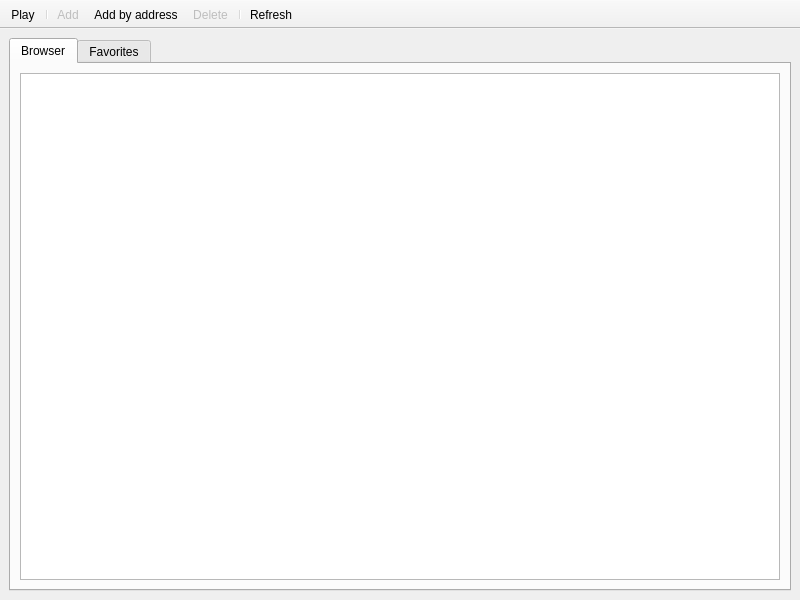
OpenMW/openmw, file files/tes3mp/ui/Main.ui: the form before one commit.
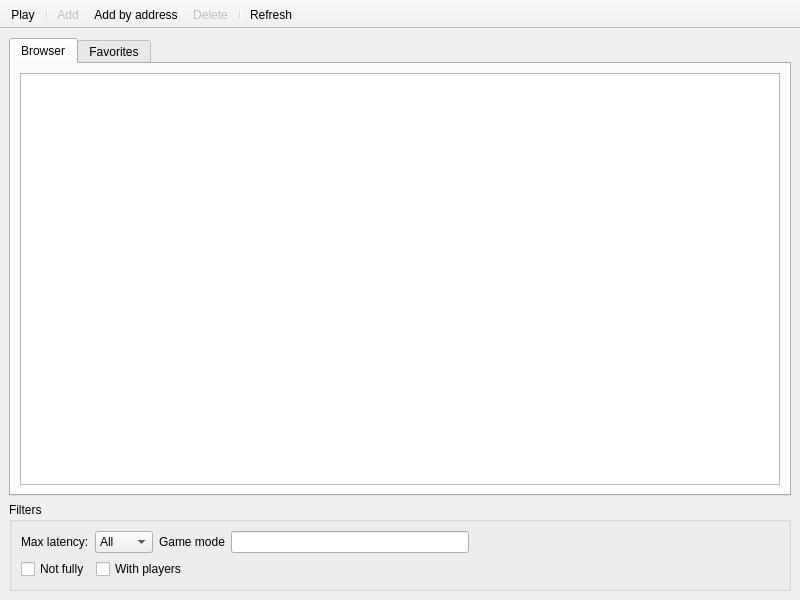
The form after the commit.

Commit message: [Browser] Add filters to UI

Diff of the .ui file:
```diff
--- a/files/tes3mp/ui/Main.ui
+++ b/files/tes3mp/ui/Main.ui
@@ -14,7 +14,7 @@
    <string>MainWindow</string>
   </property>
   <widget class="QWidget" name="centralwidget">
-   <layout class="QHBoxLayout" name="horizontalLayout">
+   <layout class="QVBoxLayout" name="verticalLayout">
     <item>
      <widget class="QTabWidget" name="tabWidget">
       <property name="currentIndex">
@@ -68,6 +68,122 @@
       </widget>
      </widget>
     </item>
+    <item>
+     <widget class="QGroupBox" name="groupBoxFilters">
+      <property name="title">
+       <string>Filters</string>
+      </property>
+      <layout class="QVBoxLayout" name="verticalLayout_2">
+       <item>
+        <layout class="QHBoxLayout" name="horizontalLayout_6">
+         <item>
+          <layout class="QHBoxLayout" name="horizontalLayout">
+           <item>
+            <widget class="QLabel" name="lblMaxLatency">
+             <property name="text">
+              <string>Max latency:</string>
+             </property>
+            </widget>
+           </item>
+           <item>
+            <widget class="QComboBox" name="comboLatency">
+             <item>
+              <property name="text">
+               <string>All</string>
+              </property>
+             </item>
+             <item>
+              <property name="text">
+               <string>&lt;50</string>
+              </property>
+             </item>
+             <item>
+              <property name="text">
+               <string>&lt;100</string>
+              </property>
+             </item>
+             <item>
+              <property name="text">
+               <string>&lt;150</string>
+              </property>
+             </item>
+             <item>
+              <property name="text">
+               <string>&lt;200</string>
+              </property>
+             </item>
+             <item>
+              <property name="text">
+               <string>&lt;250</string>
+              </property>
+             </item>
+            </widget>
+           </item>
+          </layout>
+         </item>
+         <item>
+          <layout class="QHBoxLayout" name="horizontalLayout_5">
+           <item>
+            <widget class="QLabel" name="lblGameMode">
+             <property name="text">
+              <string>Game mode</string>
+             </property>
+            </widget>
+           </item>
+           <item>
+            <widget class="QLineEdit" name="leGamemode"/>
+           </item>
+          </layout>
+         </item>
+         <item>
+          <spacer name="horizontalSpacer_2">
+           <property name="orientation">
+            <enum>Qt::Horizontal</enum>
+           </property>
+           <property name="sizeHint" stdset="0">
+            <size>
+             <width>40</width>
+             <height>20</height>
+            </size>
+           </property>
+          </spacer>
+         </item>
+        </layout>
+       </item>
+       <item>
+        <layout class="QHBoxLayout" name="horizontalLayout_7">
+         <item>
+          <widget class="QCheckBox" name="cBoxNotFully">
+           <property name="text">
+            <string>Not fully</string>
+           </property>
+          </widget>
+         </item>
+         <item>
+          <widget class="QCheckBox" name="cBoxWithPlayers">
+           <property name="text">
+            <string>With players</string>
+           </property>
+          </widget>
+         </item>
+         <item>
+          <spacer name="horizontalSpacer">
+           <property name="orientation">
+            <enum>Qt::Horizontal</enum>
+           </property>
+           <property name="sizeHint" stdset="0">
+            <size>
+             <width>40</width>
+             <height>20</height>
+            </size>
+           </property>
+          </spacer>
+         </item>
+        </layout>
+       </item>
+      </layout>
+     </widget>
+    </item>
    </layout>
   </widget>
   <widget class="QToolBar" name="toolBar">
```
